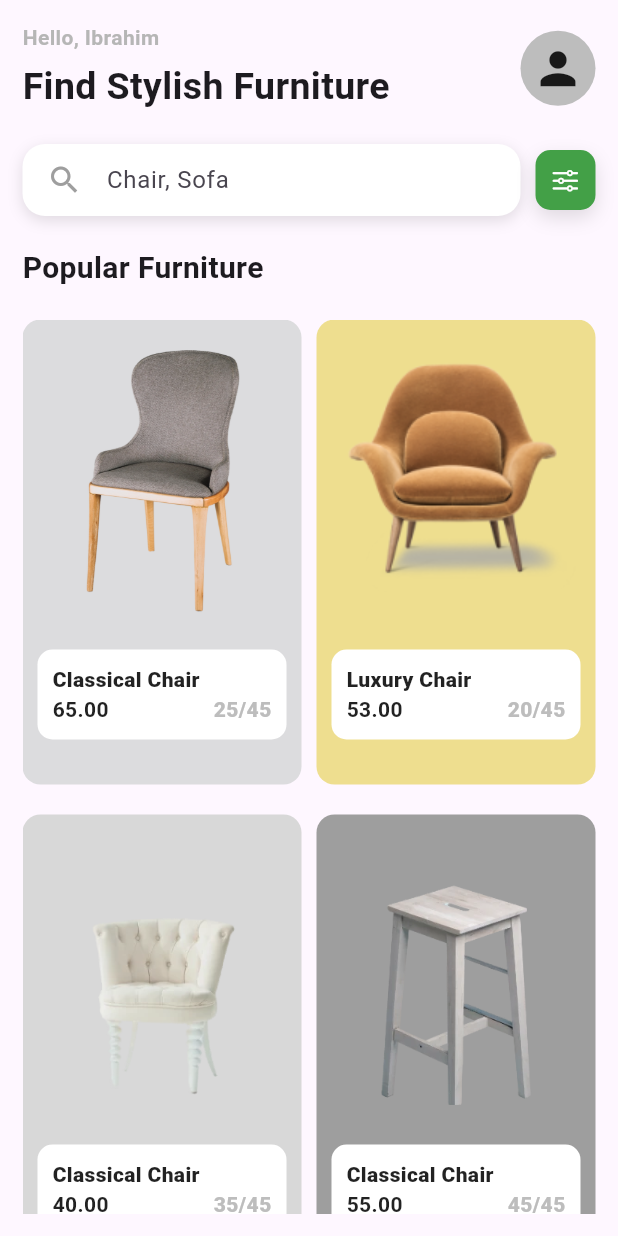
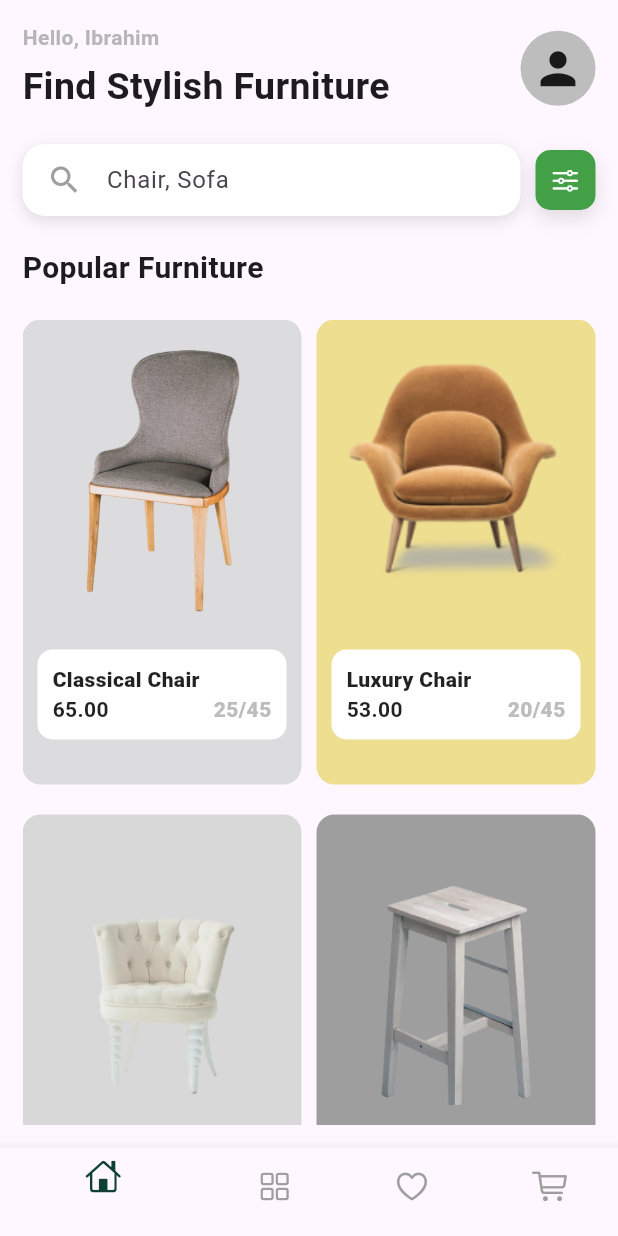
Before and after one commit to IBRHMHMDY/furniture_app_ui, a Flutter app: the HomeScreen screen opened directly, on a phone screen of 412 x 824 dp. Run offline on Flutter 3.47's test engine with Material 3 defaults, Android fonts, the phone set to English and light mode, and no system bars.

Commit message:
Some Improved + Finish Project

```diff
--- a/lib/Models/data_model.dart
+++ b/lib/Models/data_model.dart
@@ -5,72 +5,114 @@ class DataModel {
   final double price;
   final Color color;
   final String image;
-  final String productCode;
+  final String quantity;
 
   DataModel({
     required this.title,
     required this.price,
     required this.color,
     required this.image,
-    required this.productCode,
+    required this.quantity,
   });
 }
 
 List<DataModel> dataModel = [
+  // DataModel(
+  //   title: 'Classical Chair',
+  //   image: 'assets/images/classic_chair.png',
+  //   price: 65.00,
+  //   color: AppColors.classicalChairColor,
+  //   quantity: '25/45',
+  // ),
+  // DataModel(
+  //   title: 'Luxury Chair',
+  //   image: 'assets/images/luxury_chair.png',
+  //   price: 53.00,
+  //   color: AppColors.luxuryChairColor,
+  //   quantity: '20/55',
+  // ),
+  // DataModel(
+  //   title: 'Harbor Chair',
+  //   image: 'assets/images/harbor_chair.png',
+  //   price: 55.00,
+  //   color: AppColors.harborChairColor,
+  //   quantity: '26/55',
+  // ),
+  // DataModel(
+  //   title: 'Minimalism Chair',
+  //   image: 'assets/images/minimal_chair.png',
+  //   price: 40.00,
+  //   color: AppColors.minimalChairColor,
+  //   quantity: '22/55',
+  // ),
   DataModel(
     title: "Classical Chair",
     price: 65.0,
     color: Color.fromARGB(255, 220, 220, 222),
     image: "assets/images/chair1.png",
-    productCode: "25/45",
+    quantity: "25/45",
   ),
   DataModel(
     title: "Luxury Chair",
     price: 53.0,
     color: Color.fromARGB(255, 238, 222, 143),
     image: "assets/images/chair2.png",
-    productCode: "20/45",
+    quantity: "20/45",
+  ),
+  DataModel(
+    title: "Minimalism Chair",
+    price: 40.0,
+    color: Color.fromARGB(255, 216, 216, 216),
+    image: "assets/images/chair3.png",
+    quantity: "35/45",
+  ),
+  DataModel(
+    title: "Harbor Chair",
+    price: 55.0,
+    color: Colors.grey.shade500,
+    image: "assets/images/chair4.png",
+    quantity: "45/45",
   ),
   DataModel(
     title: "Classical Chair",
-    price: 40.0,
-    color: Color.fromARGB(255, 216, 216, 216),
+    price: 55.0,
+    color: Colors.grey.shade500,
     image: "assets/images/chair3.png",
-    productCode: "35/45",
+    quantity: "45/45",
+  ),
+  DataModel(
+    title: "Classical Chair",
+    price: 55.0,
+    color: Colors.grey.shade500,
+    image: "assets/images/chair2.png",
+    quantity: "45/45",
   ),
   DataModel(
     title: "Classical Chair",
     price: 55.0,
     color: Colors.grey.shade500,
     image: "assets/images/chair4.png",
-    productCode: "45/45",
+    quantity: "45/45",
   ),
   DataModel(
-    title: "Classical Chair",
-    price: 55.0,
-    color: Colors.grey.shade500,
-    image: "assets/images/chair3.png",
-    productCode: "45/45",
-  ),
-  DataModel(
-    title: "Classical Chair",
-    price: 55.0,
-    color: Colors.grey.shade500,
-    image: "assets/images/chair2.png",
-    productCode: "45/45",
-  ),
-  DataModel(
-    title: "Classical Chair",
-    price: 55.0,
-    color: Colors.grey.shade500,
-    image: "assets/images/chair4.png",
-    productCode: "45/45",
-  ),
-  DataModel(
-    title: "Classical Chair",
+    title: "Modern Chair",
     price: 55.0,
     color: Colors.grey.shade500,
     image: "assets/images/chair1.png",
-    productCode: "45/45",
+    quantity: "45/45",
   ),
+  // DataModel(
+  //   title: "Modern Chair",
+  //   price: 55.0,
+  //   color: Colors.grey.shade600,
+  //   image: "assets/images/item_2.png",
+  //   quantity: "45/45",
+  // ),
+  // DataModel(
+  //   title: "Luxury Chair",
+  //   price: 55.0,
+  //   color: Colors.grey.shade300,
+  //   image: "assets/images/item_3.png",
+  //   quantity: "45/45",
+  // ),
 ];
--- a/lib/components/grid_product.dart
+++ b/lib/components/grid_product.dart
@@ -24,11 +24,13 @@ class GridProduct extends StatelessWidget {
           return GestureDetector(
             onTap: () => Navigator.push(
               context,
-              MaterialPageRoute(builder: (context) => DetailsScreen(product: item,)),
+              MaterialPageRoute(
+                builder: (context) => DetailsScreen(product: item),
+              ),
             ),
             child: productCard(
               context,
-              item.productCode,
+              item.quantity,
               item.title,
               item.price.toStringAsFixed(2),
               item.color,
--- a/lib/constants/colors.dart
+++ b/lib/constants/colors.dart
@@ -1,5 +1,21 @@
-   // تعريف الألوان المستخدمة في التصميم
 import 'package:flutter/material.dart';
 
-const Color primaryDarkGreen = Color(0xFF215E3F); // أخضر داكن للخلفية
-const Color buttonGreen = Color(0xFF4CAF50); // أخضر فاتح للزر
+class AppColors {
+  static const Color bgDarkGreen             = Color(0xFF0E4034);
+  static const Color bgLightGreen        = Color(0xFF5AA36A);
+  static const Color bgLight                 = Color(0xFFD4E2DC);
+  static const Color bgWhite                 = Color(0xFFFFFFFF);
+  static const Color arrowButtonGreen        = Color(0xFF0A5F47);
+  static const Color titleTextColor          = Color(0xFF1B1B1B);
+  static const Color subtitleTextColor       = Color(0xFF888888);
+  static const Color filterButtonGreen       = Color(0xFF0C745A);
+  static const Color searchBarColor          = Color(0xFFF5F5F5);
+  static const Color bottomSectionGreen      = Color(0xFF0F624C);
+  static const Color priceGreen              = Color(0xFF53B487);
+  static const Color descriptionTextColor    = Color(0xFF6D6D6D);
+  // Product Colors
+  static const Color classicalChairColor     = Color(0xFFF4B940);
+  static const Color luxuryChairColor        = Color(0xFFEC6F5A);
+  static const Color minimalChairColor       = Color(0xFFE5D8B2);
+  static const Color harborChairColor        = Color(0xFFB6CFC3);
+}
--- a/lib/main.dart
+++ b/lib/main.dart
@@ -13,7 +13,7 @@ class MyApp extends StatelessWidget {
   Widget build(BuildContext context) {
     return MaterialApp(
       debugShowCheckedModeBanner: false,
-      title: 'Furniture Shop',
+      title: 'Furniture Shop App',
       theme: ThemeData(),
       home: AppScreen(),
     );
--- a/lib/screens/home_screen.dart
+++ b/lib/screens/home_screen.dart
@@ -1,4 +1,6 @@
+import 'package:flutter/cupertino.dart';
 import 'package:flutter/material.dart';
+import 'package:furniture_app_ui/constants/colors.dart';
 import 'package:furniture_app_ui/widgets/custom_searchbar.dart';
 import 'package:furniture_app_ui/components/grid_product.dart';
 
@@ -65,13 +67,31 @@ class HomeScreen extends StatelessWidget {
 
               SizedBox(height: 20),
 
-              Expanded(
-                child: GridProduct(),
-              ),
+              Expanded(child: GridProduct()),
             ],
           ),
         ),
       ),
+      bottomNavigationBar: BottomNavigationBar(
+        items: [
+          BottomNavigationBarItem(
+            icon: Icon(CupertinoIcons.home, color: AppColors.bgDarkGreen),
+            label: "",
+          ),
+          BottomNavigationBarItem(
+            icon: Icon(CupertinoIcons.square_grid_2x2, color: Colors.grey),
+            label: "",
+          ),
+          BottomNavigationBarItem(
+            icon: Icon(CupertinoIcons.heart, color: Colors.grey),
+            label: "",
+          ),
+          BottomNavigationBarItem(
+            icon: Icon(CupertinoIcons.shopping_cart, color: Colors.grey),
+            label: "",
+          ),
+        ],
+      ),
     );
   }
 }
```
Also changed, not shown: lib/screens/details_screen.dart (+22 -8 lines), lib/screens/onboarding_screen.dart (+14 -19 lines), assets/images/Obsidian_glass.png (deleted), assets/images/bed.png (deleted), assets/images/chair5.png (deleted), assets/images/craiyon_114802_image.png (deleted), assets/images/shelving_unit.png (deleted), assets/images/sofa.png (deleted).
